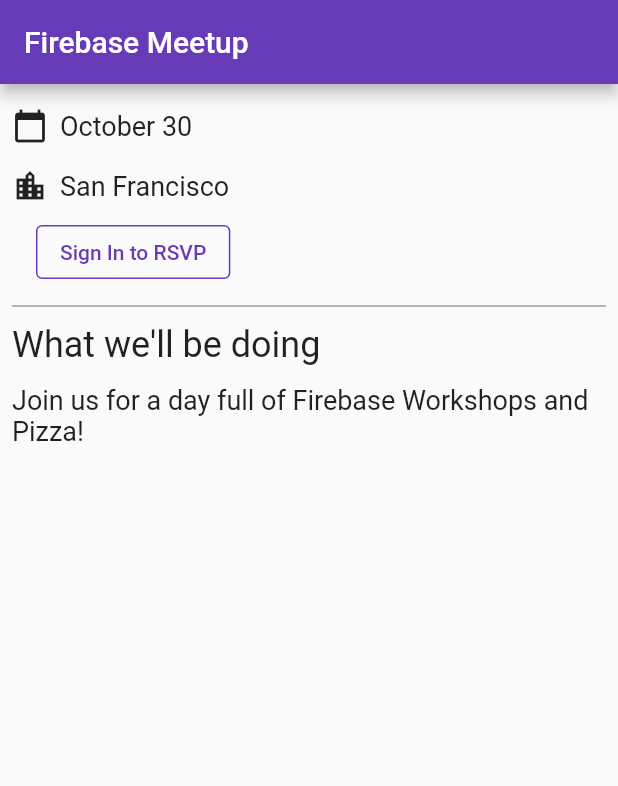
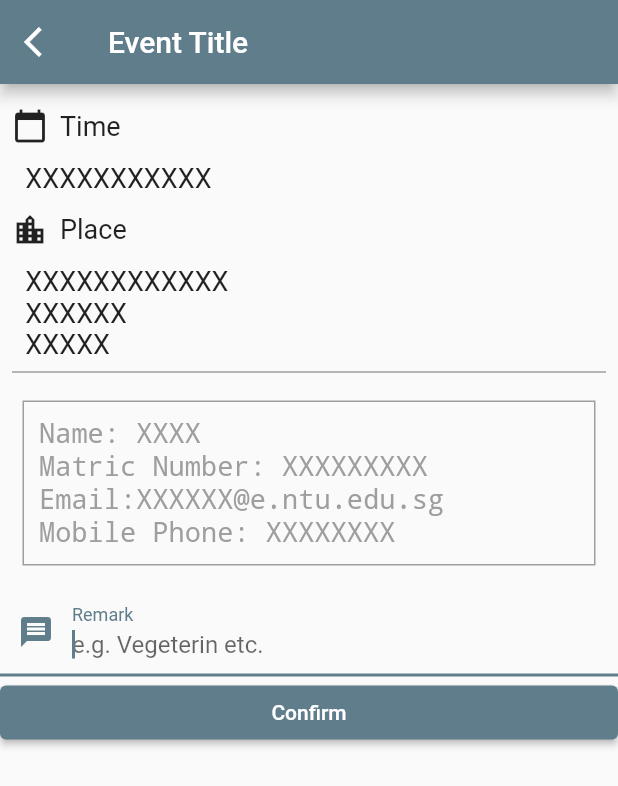
Before and after one commit to jason45992/ccaexplorer, a Flutter app: the screen it shows after launch, on a phone screen of 412 x 824 dp. Shown: the top 786 px of the screen. Run offline on Flutter 3.47's test engine with Material 2 defaults, Android fonts, the phone set to English and light mode, and no system bars; our stand-ins replace cloud_firestore, firebase_auth, firebase_core, flutter_rating_bar, font_awesome_flutter, google_fonts; accounts and stored records are empty.

Commit message:
Add register.dart & change color

```diff
--- a/ccaexplorer/lib/main.dart
+++ b/ccaexplorer/lib/main.dart
@@ -8,6 +8,7 @@
 import 'package:cloud_firestore/cloud_firestore.dart'; // new
 import 'package:ccaexplorer/app_theme.dart';
 import 'src/widgets.dart';
+import 'package:ccaexplorer/register.dart';
 
 void main() {
   runApp(
@@ -25,15 +26,15 @@
       title: 'Firebase Meetup',
       theme: ThemeData(
         buttonTheme: Theme.of(context).buttonTheme.copyWith(
-              highlightColor: Colors.deepPurple,
+              highlightColor: Colors.black,
             ),
-        primarySwatch: Colors.deepPurple,
+        primarySwatch: Colors.blueGrey,
         textTheme: GoogleFonts.robotoTextTheme(
           Theme.of(context).textTheme,
         ),
         visualDensity: VisualDensity.adaptivePlatformDensity,
       ),
-      home: const HomePage(),
+      home: const Register(),
     );
   }
 }
@@ -45,14 +46,14 @@
   Widget build(BuildContext context) {
     return Scaffold(
       appBar: AppBar(
-        title: const Text('Firebase Meetup'),
+        title: const Text('Event Registrtion'),
       ),
       body: ListView(
         children: <Widget>[
           // Image.asset('assets/codelab.png'),
           const SizedBox(height: 8),
-          const IconAndDetail(Icons.calendar_today, 'October 30'),
-          const IconAndDetail(Icons.location_city, 'San Francisco'),
+          const IconAndDetail(Icons.calendar_today, 'Title'),
+          const IconAndDetail(Icons.location_city, 'Place'),
           Consumer<ApplicationState>(
             builder: (context, appState, _) => Authentication(
               email: appState.email,
--- /dev/null
+++ b/ccaexplorer/lib/register.dart
@@ -0,0 +1,86 @@
+import 'package:flutter/material.dart';
+import 'package:google_fonts/google_fonts.dart';
+import 'package:firebase_core/firebase_core.dart'; // new
+import 'package:firebase_auth/firebase_auth.dart'; // new
+import 'package:provider/provider.dart'; // new
+import 'src/authentication.dart'; // new
+import 'dart:async'; // new
+import 'package:cloud_firestore/cloud_firestore.dart'; // new
+import 'package:ccaexplorer/app_theme.dart';
+import 'src/widgets.dart';
+
+class Register extends StatelessWidget {
+  const Register({Key? key}) : super(key: key);
+
+  @override
+  Widget build(BuildContext context) {
+    return Scaffold(
+      appBar: AppBar(
+        leading: new IconButton(
+          icon: new Icon(Icons.arrow_back_ios),
+          onPressed: () => {Navigator.of(context).pop()},
+        ),
+        title: const Text('Event Title'),
+      ),
+      body: ListView(
+        children: <Widget>[
+          // Image.asset('assets/codelab.png'),
+          const SizedBox(height: 8),
+          const IconAndDetail(Icons.calendar_today, 'Time'),
+          const Paragraph(
+            '  XXXXXXXXXXX',
+          ),
+          const IconAndDetail(Icons.location_city, 'Place'),
+          const Paragraph(
+            '  XXXXXXXXXXXX\n  XXXXXX\n  XXXXX',
+          ),
+
+          const Divider(
+            height: 8,
+            thickness: 1,
+            indent: 8,
+            endIndent: 8,
+            color: Colors.grey,
+          ),
+
+          // Modify from here
+
+          new Container(
+            margin: const EdgeInsets.all(15.0),
+            padding: const EdgeInsets.all(10.0),
+            decoration: BoxDecoration(
+                border: Border.all(color: Colors.grey, width: 1.0)),
+            child: Text(
+                "Name: XXXX\nMatric Number: XXXXXXXXX\nEmail:XXXXXX@e.ntu.edu.sg\nMobile Phone: XXXXXXXX",
+                style: TextStyle(
+                  color: Colors.grey,
+                  fontSize: 18.0,
+                  height: 1.2,
+                  fontFamily: "Courier",
+                )),
+          ),
+
+          Column(
+            children: <Widget>[
+              TextField(
+                autofocus: true,
+                decoration: InputDecoration(
+                  labelText: "Remark",
+                  hintText: "e.g. Vegeterin etc.",
+                  prefixIcon: Icon(Icons.message),
+                ),
+              ),
+            ],
+          ),
+          // To here.
+
+          ElevatedButton(
+            child: Text("Confirm"),
+            onPressed: () {},
+            //Positioned
+          ),
+        ],
+      ),
+    );
+  }
+}
```
